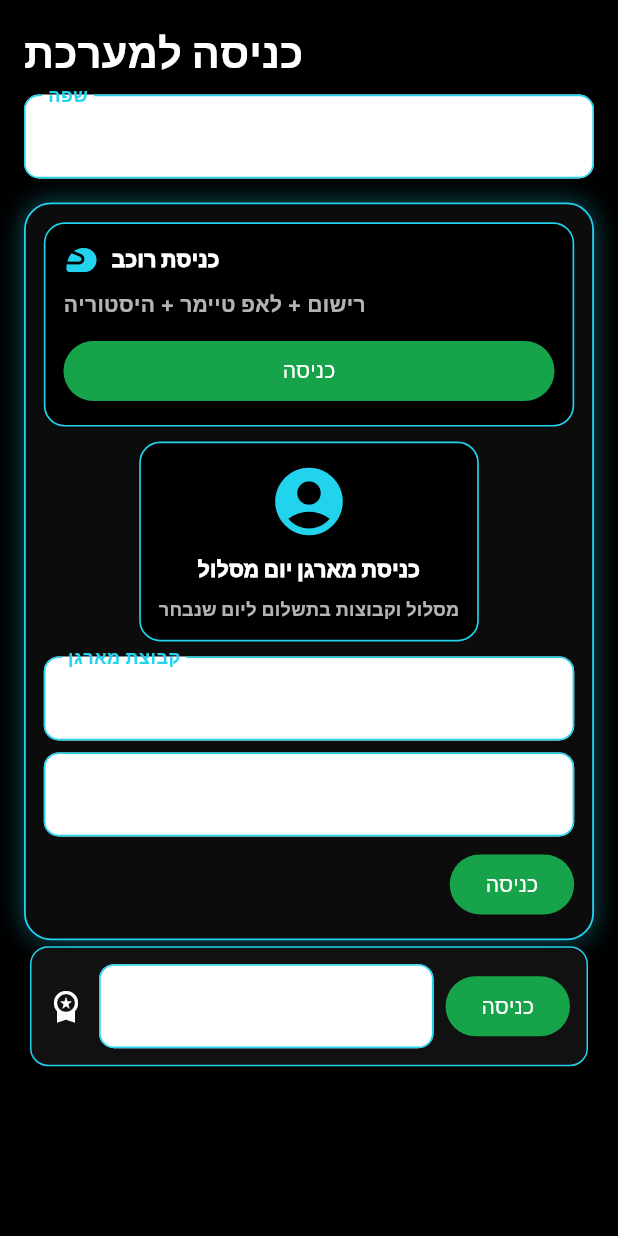
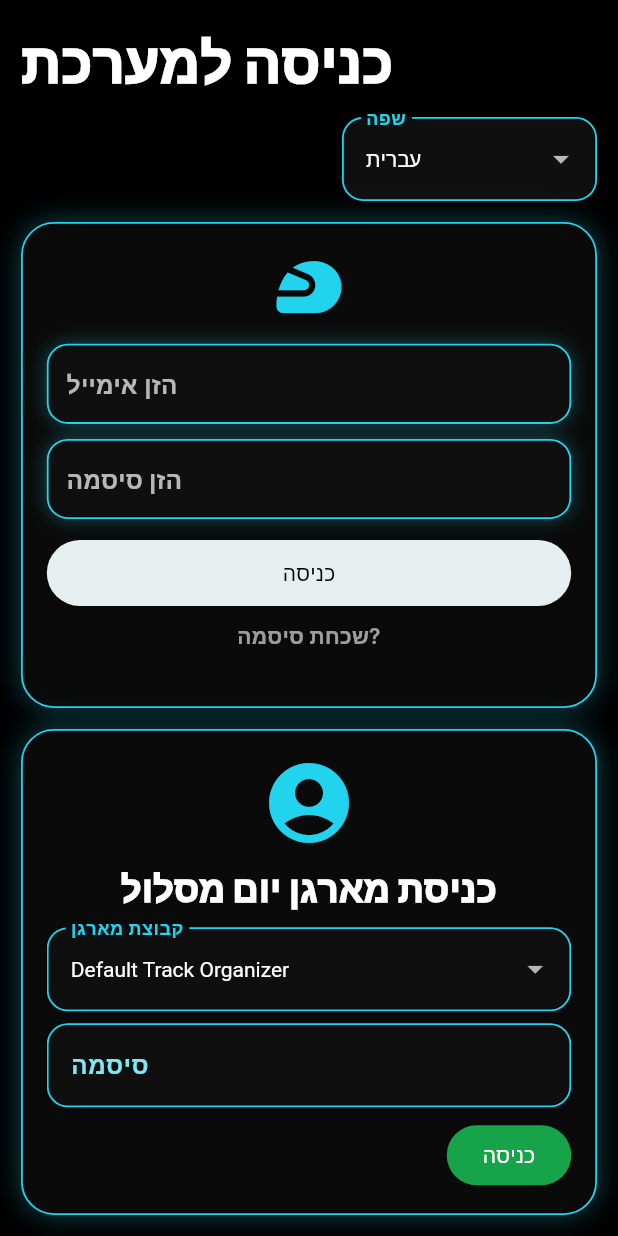
Before and after one commit to eran19000/Motorcycle_Race_Manager, a Flutter app: the screen it shows after launch, on a phone screen of 412 x 824 dp. Run offline on Flutter 3.47's test engine with Material 3 defaults, Android fonts, the phone set to English and light mode, and no system bars; our stand-ins replace flutter_blue_plus, flutter_map, geolocator, latlong2, sensors_plus, shared_preferences; Roboto replaces fonts that are missing (Inter).

Commit message:
Refine the entry screen to match the neon login mockup with full-screen adaptive portrait/landscape layouts.
Fix responsive overflows on small widths by reworking header and panel scrolling behavior while keeping organizer login flow intact.

Made-with: Cursor

```diff
--- a/lib/screens/home_shell.dart
+++ b/lib/screens/home_shell.dart
@@ -470,21 +470,119 @@ class _EntrySelector extends StatelessWidget {
 
   @override
   Widget build(BuildContext context) {
-    return ListView(
+    return LayoutBuilder(
+      builder: (context, constraints) {
+        final landscape = constraints.maxWidth > constraints.maxHeight;
+        final neonBorder = Border.all(color: const Color(0xFF22D3EE), width: 1.2);
+
+        Widget riderPanel = Container(
           padding: const EdgeInsets.all(16),
+          decoration: BoxDecoration(
+            color: const Color(0xFF0A0A0A),
+            borderRadius: BorderRadius.circular(22),
+            border: neonBorder,
+            boxShadow: const [BoxShadow(color: Color(0x5522D3EE), blurRadius: 16)],
+          ),
+          child: SingleChildScrollView(
+            child: Column(
+              mainAxisSize: MainAxisSize.min,
+              crossAxisAlignment: CrossAxisAlignment.stretch,
               children: [
+                const Icon(Icons.sports_motorsports, color: Color(0xFF22D3EE), size: 52),
+                const SizedBox(height: 12),
+                _neonFieldHint(tr('הזן אימייל', 'Enter Email', 'ادخل البريد')),
+                const SizedBox(height: 10),
+                _neonFieldHint(tr('הזן סיסמה', 'Enter Password', 'ادخل كلمة المرور')),
+                const SizedBox(height: 12),
+                FilledButton(
+                  style: FilledButton.styleFrom(
+                    backgroundColor: const Color(0xFFE6EEF0),
+                    foregroundColor: Colors.black,
+                    shape: RoundedRectangleBorder(borderRadius: BorderRadius.circular(22)),
+                    padding: const EdgeInsets.symmetric(vertical: 12),
+                  ),
+                  onPressed: onEnterRider,
+                  child: Text(tr('כניסה', 'LOG IN', 'دخول')),
+                ),
+                const SizedBox(height: 8),
                 Text(
-              tr('כניסה למערכת', 'System Entry', 'الدخول إلى النظام'),
-              style: Theme.of(context).textTheme.headlineMedium,
+                  tr('שכחת סיסמה?', 'Forgot Password?', 'نسيت كلمة المرور؟'),
+                  textAlign: TextAlign.center,
+                  style: const TextStyle(color: Colors.white60, fontWeight: FontWeight.w600),
+                ),
+              ],
+            ),
+          ),
+        );
+
+        Widget organizerPanel = Container(
+          padding: const EdgeInsets.all(16),
+          decoration: BoxDecoration(
+            color: const Color(0xFF0A0A0A),
+            borderRadius: BorderRadius.circular(22),
+            border: neonBorder,
+            boxShadow: const [BoxShadow(color: Color(0x5522D3EE), blurRadius: 16)],
+          ),
+          child: SingleChildScrollView(
+            child: Column(
+              mainAxisSize: MainAxisSize.min,
+              crossAxisAlignment: CrossAxisAlignment.stretch,
+              children: [
+                const Icon(Icons.account_circle_rounded, color: Color(0xFF22D3EE), size: 64),
+                const SizedBox(height: 8),
+                Text(
+                  tr('כניסת מארגן יום מסלול', 'Track-Day Organizer', 'دخول منظم يوم الحلبة'),
+                  textAlign: TextAlign.center,
+                  style: const TextStyle(fontWeight: FontWeight.w900, fontSize: 24),
+                ),
+                const SizedBox(height: 8),
+                _OrganizerLoginForm(
+                  tr: tr,
+                  paidGroups: paidGroups,
+                  organizerPasswordController: organizerPasswordController,
+                  onEnterManager: onEnterManager,
                 ),
                 const SizedBox(height: 10),
-            DropdownButtonFormField<AppLanguage>(
+                FilledButton(
+                  style: FilledButton.styleFrom(
+                    backgroundColor: const Color(0xFF8AF7FF).withValues(alpha: 0.7),
+                    foregroundColor: Colors.black,
+                    shape: RoundedRectangleBorder(borderRadius: BorderRadius.circular(22)),
+                    padding: const EdgeInsets.symmetric(vertical: 12),
+                  ),
+                  onPressed: () => onEnterOwner(ownerPinController.text.trim()),
+                  child: Text(tr('כניסת אדמין', 'Admin Login', 'دخول المدير')),
+                ),
+              ],
+            ),
+          ),
+        );
+
+        return Container(
+          color: Colors.black,
+          padding: const EdgeInsets.all(14),
+          child: Column(
+            crossAxisAlignment: CrossAxisAlignment.stretch,
+            children: [
+              if (constraints.maxWidth < 520) ...[
+                Text(
+                  tr('כניסה למערכת', 'System Entry', 'الدخول للنظام'),
+                  style: TextStyle(
+                    fontSize: (constraints.maxWidth * 0.09).clamp(24.0, 40.0),
+                    fontWeight: FontWeight.w900,
+                  ),
+                ),
+                const SizedBox(height: 10),
+                Align(
+                  alignment: Alignment.centerRight,
+                  child: SizedBox(
+                    width: 170,
+                    child: DropdownButtonFormField<AppLanguage>(
                       key: ValueKey(language),
                       initialValue: language,
-              decoration: InputDecoration(
-                labelText: tr('שפה', 'Language', 'اللغة'),
-                border: const OutlineInputBorder(),
-              ),
+                      dropdownColor: const Color(0xFF101010),
+                      style: const TextStyle(color: Colors.white),
+                      decoration: _neonDecoration(tr('שפה', 'Language', 'اللغة')),
                       items: [
                         DropdownMenuItem(value: AppLanguage.hebrew, child: Text(tr('עברית', 'Hebrew', 'العبرية'))),
                         const DropdownMenuItem(value: AppLanguage.english, child: Text('English')),
@@ -494,156 +592,103 @@ class _EntrySelector extends StatelessWidget {
                         if (value != null) onLanguageChanged(value);
                       },
                     ),
-            const SizedBox(height: 16),
-            Container(
-              padding: const EdgeInsets.all(12),
-              decoration: BoxDecoration(
-                color: const Color(0xFF0C0C0C),
-                borderRadius: BorderRadius.circular(18),
-                border: Border.all(color: const Color(0xFF22D3EE), width: 1.2),
-                boxShadow: const [BoxShadow(color: Color(0x6622D3EE), blurRadius: 14)],
                   ),
-              child: LayoutBuilder(
-                builder: (context, constraints) {
-                  final compact = constraints.maxWidth < 760;
-                  final riderPanel = Container(
-                    padding: const EdgeInsets.all(12),
-                    decoration: BoxDecoration(
-                      color: Colors.black,
-                      borderRadius: BorderRadius.circular(14),
-                      border: Border.all(color: const Color(0xFF22D3EE), width: 1.1),
                 ),
-                    child: Column(
-                      crossAxisAlignment: CrossAxisAlignment.stretch,
-                      children: [
+              ] else
                 Row(
                   children: [
-                            const Icon(Icons.sports_motorsports, color: Color(0xFF22D3EE)),
-                            const SizedBox(width: 8),
-                            Expanded(
-                              child: Text(
-                                tr('כניסת רוכב', 'Rider Entry', 'دخول متسابق'),
-                                style: const TextStyle(fontWeight: FontWeight.w900),
+                    Text(
+                      tr('כניסה למערכת', 'System Entry', 'الدخول للنظام'),
+                      style: TextStyle(
+                        fontSize: (constraints.maxWidth * 0.09).clamp(24.0, 46.0),
+                        fontWeight: FontWeight.w900,
+                      ),
+                    ),
+                    const Spacer(),
+                    SizedBox(
+                      width: 170,
+                      child: DropdownButtonFormField<AppLanguage>(
+                        key: ValueKey(language),
+                        initialValue: language,
+                        dropdownColor: const Color(0xFF101010),
+                        style: const TextStyle(color: Colors.white),
+                        decoration: _neonDecoration(tr('שפה', 'Language', 'اللغة')),
+                        items: [
+                          DropdownMenuItem(value: AppLanguage.hebrew, child: Text(tr('עברית', 'Hebrew', 'العبرية'))),
+                          const DropdownMenuItem(value: AppLanguage.english, child: Text('English')),
+                          DropdownMenuItem(value: AppLanguage.arabic, child: Text(tr('ערבית', 'Arabic', 'العربية'))),
+                        ],
+                        onChanged: (value) {
+                          if (value != null) onLanguageChanged(value);
+                        },
                       ),
                     ),
                   ],
                 ),
-                        const SizedBox(height: 8),
-                        Text(
-                          tr(
-                            'רישום + לאפ טיימר + היסטוריה',
-                            'Onboarding + lap timer + history',
-                            'تسجيل + مؤقت لفات + سجل',
-                          ),
-                          style: const TextStyle(color: Colors.white70),
-                        ),
-                        const SizedBox(height: 10),
-                        FilledButton(
-                          onPressed: onEnterRider,
-                          child: Text(tr('כניסה', 'LOG IN', 'دخول')),
-                        ),
-                      ],
-                    ),
-                  );
-                  final organizerPanel = Container(
-                    padding: const EdgeInsets.all(12),
-                    decoration: BoxDecoration(
-                      color: Colors.black,
-                      borderRadius: BorderRadius.circular(14),
-                      border: Border.all(color: const Color(0xFF22D3EE), width: 1.1),
-                    ),
-                    child: Column(
-                      children: [
-                        const Icon(Icons.account_circle_rounded, color: Color(0xFF22D3EE), size: 54),
-                        const SizedBox(height: 8),
-                        Text(
-                          tr('כניסת מארגן יום מסלול', 'Organizer Entry', 'دخول منظم اليوم'),
-                          textAlign: TextAlign.center,
-                          style: const TextStyle(fontWeight: FontWeight.w900),
-                        ),
-                        const SizedBox(height: 8),
-                        Text(
-                          tr(
-                            'מסלול וקבוצות בתשלום ליום שנבחר',
-                            'Paid track/day organizer access',
-                            'وصول منظم ليوم/مسار مدفوع',
-                          ),
-                          textAlign: TextAlign.center,
-                          style: const TextStyle(color: Colors.white70, fontSize: 12),
-                        ),
-                      ],
-                    ),
-                  );
-                  if (compact) {
-                    return Column(
-                      children: [
-                        riderPanel,
-                        const SizedBox(height: 10),
-                        organizerPanel,
-                        const SizedBox(height: 10),
-                        _OrganizerLoginForm(
-                          tr: tr,
-                          paidGroups: paidGroups,
-                          organizerPasswordController: organizerPasswordController,
-                          onEnterManager: onEnterManager,
-                        ),
-                      ],
-                    );
-                  }
-                  return Column(
-                    children: [
-                      Row(
-                        crossAxisAlignment: CrossAxisAlignment.start,
+              const SizedBox(height: 14),
+              Expanded(
+                child: landscape
+                    ? Row(
+                        crossAxisAlignment: CrossAxisAlignment.stretch,
                         children: [
                           Expanded(child: riderPanel),
-                          const SizedBox(width: 10),
+                          const SizedBox(width: 14),
                           Expanded(child: organizerPanel),
                         ],
-                      ),
-                      const SizedBox(height: 10),
-                      _OrganizerLoginForm(
-                        tr: tr,
-                        paidGroups: paidGroups,
-                        organizerPasswordController: organizerPasswordController,
-                        onEnterManager: onEnterManager,
-                      ),
+                      )
+                    : Column(
+                        children: [
+                          Expanded(child: riderPanel),
+                          const SizedBox(height: 14),
+                          Expanded(child: organizerPanel),
                         ],
-                  );
-                },
-              ),
-            ),
-            Card(
-              child: Padding(
-                padding: const EdgeInsets.all(12),
-                child: Row(
-                  children: [
-                    const Icon(Icons.workspace_premium),
-                    const SizedBox(width: 10),
-                    Expanded(
-                      child: TextField(
-                        controller: ownerPinController,
-                        obscureText: true,
-                        decoration: InputDecoration(
-                          labelText: tr('קוד אדמין (777)', 'Admin PIN (777)', 'رمز المدير (777)'),
-                          border: const OutlineInputBorder(),
-                        ),
-                      ),
-                    ),
-                    const SizedBox(width: 8),
-                    FilledButton(
-                      onPressed: () => onEnterOwner(ownerPinController.text.trim()),
-                      child: Text(tr('כניסה', 'Enter', 'دخول')),
-                    ),
-                  ],
-                ),
                       ),
               ),
               if (error.isNotEmpty)
                 Padding(
                   padding: const EdgeInsets.only(top: 8),
-                child: Text(error, style: const TextStyle(color: Colors.red, fontWeight: FontWeight.w900)),
+                  child: Text(
+                    error,
+                    style: const TextStyle(color: Colors.redAccent, fontWeight: FontWeight.w900),
+                  ),
                 ),
             ],
+          ),
+        );
+      },
+    );
+  }
+
+  static InputDecoration _neonDecoration(String label) {
+    return InputDecoration(
+      labelText: label,
+      filled: true,
+      fillColor: const Color(0xFF0F0F0F),
+      labelStyle: const TextStyle(color: Color(0xFF7EE7F2)),
+      enabledBorder: OutlineInputBorder(
+        borderRadius: BorderRadius.circular(14),
+        borderSide: const BorderSide(color: Color(0xFF22D3EE), width: 1.2),
+      ),
+      focusedBorder: OutlineInputBorder(
+        borderRadius: BorderRadius.circular(14),
+        borderSide: const BorderSide(color: Color(0xFF22D3EE), width: 1.5),
+      ),
+    );
+  }
+
+  Widget _neonFieldHint(String hint) {
+    return Container(
+      padding: const EdgeInsets.symmetric(horizontal: 12, vertical: 14),
+      decoration: BoxDecoration(
+        color: const Color(0xFF0F0F0F),
+        borderRadius: BorderRadius.circular(14),
+        border: Border.all(color: const Color(0xFF22D3EE), width: 1.2),
+        boxShadow: const [BoxShadow(color: Color(0x5522D3EE), blurRadius: 10)],
+      ),
+      child: Text(
+        hint,
+        style: const TextStyle(color: Colors.white70, fontSize: 16, fontWeight: FontWeight.w600),
+      ),
     );
   }
 }
@@ -697,9 +742,10 @@ class _OrganizerLoginFormState extends State<_OrganizerLoginForm> {
           key: ValueKey(_selectedPaidGroup),
           initialValue: _selectedPaidGroup,
           isExpanded: true,
-          decoration: InputDecoration(
-            labelText: widget.tr('קבוצת מארגן', 'Organizer Group', 'مجموعة المنظم'),
-            border: const OutlineInputBorder(),
+          dropdownColor: const Color(0xFF101010),
+          style: const TextStyle(color: Colors.white),
+          decoration: _EntrySelector._neonDecoration(
+            widget.tr('קבוצת מארגן', 'Organizer Group', 'مجموعة المنظم'),
           ),
           items: widget.paidGroups
               .map((name) => DropdownMenuItem(value: name, child: Text(name)))
@@ -709,9 +755,9 @@ class _OrganizerLoginFormState extends State<_OrganizerLoginForm> {
         final passwordField = TextField(
           controller: widget.organizerPasswordController,
           obscureText: true,
-          decoration: InputDecoration(
-            labelText: widget.tr('סיסמה', 'Password', 'كلمة المرور'),
-            border: const OutlineInputBorder(),
+          style: const TextStyle(color: Colors.white),
+          decoration: _EntrySelector._neonDecoration(
+            widget.tr('סיסמה', 'Password', 'كلمة المرور'),
           ),
         );
         final enterButton = FilledButton(
```
Lines whose indentation alone changed are shown as unchanged.
